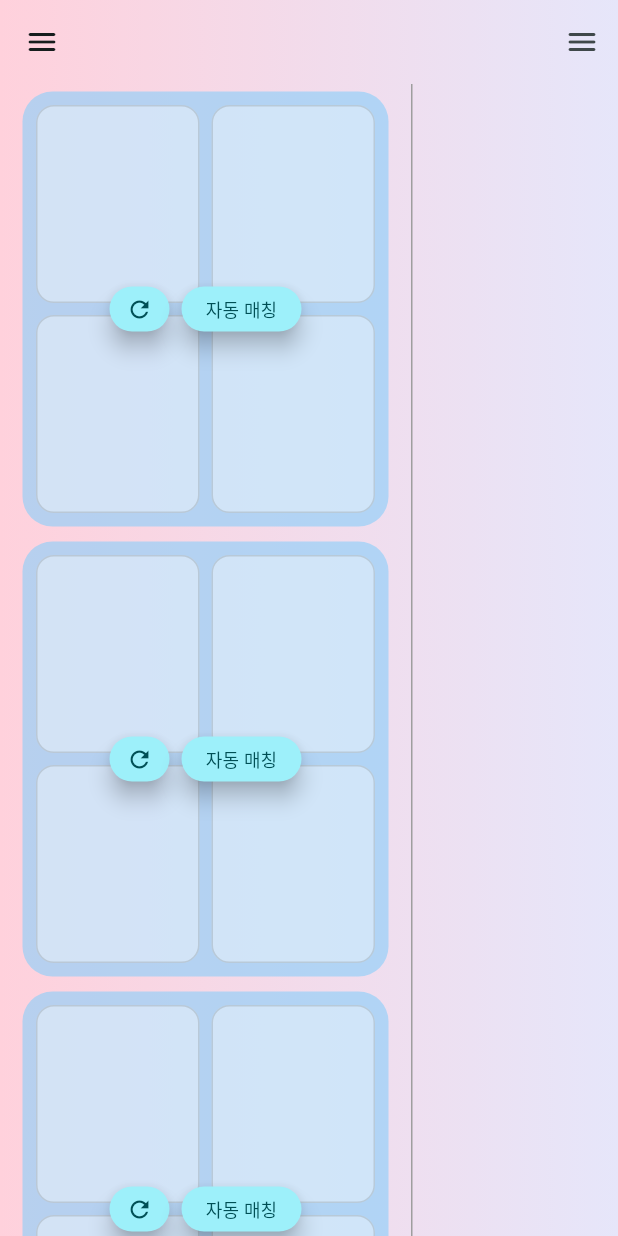
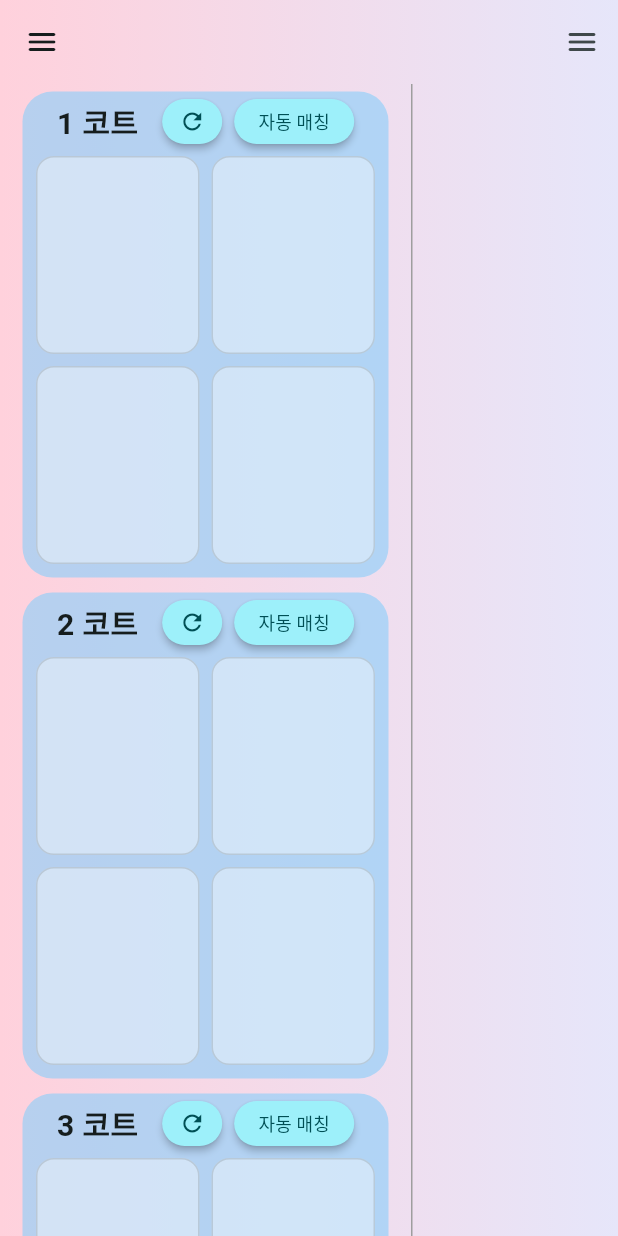
Before and after one commit to Hyun-Tak-Lee/hotswing, a Flutter app: the screen it shows after launch, on a phone screen of 412 x 824 dp. Run offline on Flutter 3.47's test engine with Material 3 defaults, Android fonts, the phone set to English and light mode, and no system bars; our stand-ins replace shared_preferences.

Commit message:
코트 UI 수정

```diff
--- a/lib/src/common/widgets/draggable/draggable_player.dart
+++ b/lib/src/common/widgets/draggable/draggable_player.dart
@@ -1,6 +1,6 @@
 import 'package:flutter/material.dart';
 import 'package:hotswing/src/providers/players_provider.dart';
-import 'package:hotswing/src/common/utils/skill_utils.dart'; // 공통 유틸리티 파일 import
+import 'package:hotswing/src/common/utils/skill_utils.dart';
 
 // 드래그되는 플레이어의 데이터와 원래 소속 섹션 정보를 전달하기 위한 클래스
 class PlayerDragData {
--- a/lib/src/common/widgets/main_content.dart
+++ b/lib/src/common/widgets/main_content.dart
@@ -128,11 +128,78 @@ class _MainContentState extends State<MainContent> {
                           color: pastelBlue,
                           borderRadius: BorderRadius.circular(20.0),
                         ),
-                        child: Stack(
-                          alignment: Alignment.center,
+                        child: Column(
                           children: [
-                            Column(
+                            Row(
+                              mainAxisAlignment: MainAxisAlignment.center,
+                              mainAxisSize: MainAxisSize.min,
                               children: [
+                                Text(
+                                  '${sectionIndex + 1} 코트',
+                                  style: TextStyle(
+                                    fontSize: widget.isMobileSize ? 20.0 : 32.0,
+                                    fontWeight: FontWeight.bold,
+                                  ),
+                                ),
+                                SizedBox(width: widget.isMobileSize ? 16.0 : 32.0),
+                                SizedBox(
+                                  width: widget.isMobileSize ? 40.0 : 50.0,
+                                  height: widget.isMobileSize ? 30.0 : 45.0,
+                                  child: FloatingActionButton(
+                                    elevation: 2.0,
+                                    onPressed: () {
+                                      playersProvider.movePlayersFromCourtToUnassigned(sectionIndex,0);
+                                      setState(() {
+                                        _courtGameStartedState[sectionIndex] = false;
+                                      });
+                                    },
+                                    heroTag: 'refresh_fab_$sectionIndex',
+                                    child: Icon(Icons.refresh, size: widget.isMobileSize ? 18.0 : 24.0),
+                                  ),
+                                ),
+                                const SizedBox(width: 8.0),
+                                if (!isGameStarted)
+                                  SizedBox(
+                                    width: widget.isMobileSize ? 80.0 : 120.0,
+                                    height: widget.isMobileSize ? 30.0 : 45.0,
+                                    child: FloatingActionButton(
+                                      elevation: 2.0,
+                                      onPressed: () {
+                                        playersProvider.assignPlayersToCourt(
+                                          sectionIndex,
+                                          skillWeight: optionsProvider.skillWeight,
+                                          genderWeight: optionsProvider.genderWeight,
+                                          waitedWeight: optionsProvider.waitedWeight,
+                                          playedWeight: optionsProvider.playedWeight,
+                                        );
+                                        setState(() {
+                                          _courtGameStartedState[sectionIndex] = true;
+                                        });
+                                      },
+                                      heroTag: 'start_fab_$sectionIndex',
+                                      child: Text('자동 매칭',style:TextStyle(fontSize:widget.isMobileSize ? 12.0 : 20.0)),
+                                    ),
+                                  )
+                                else // isGameStarted
+                                  SizedBox(
+                                    width: widget.isMobileSize ? 90.0 : 150.0,
+                                    height: widget.isMobileSize ? 30.0 : 45.0,
+                                    child: FloatingActionButton(
+                                      elevation: 2.0,
+                                      onPressed: () {
+                                        playersProvider.incrementWaitedTimeForAllUnassignedPlayers();
+                                        playersProvider.movePlayersFromCourtToUnassigned(sectionIndex);
+                                        setState(() {
+                                          _courtGameStartedState[sectionIndex] = false;
+                                        });
+                                      },
+                                      heroTag: 'stop_fab_$sectionIndex',
+                                      child: Text('경기 종료',style:TextStyle(fontSize:widget.isMobileSize ? 12.0 : 20.0)),
+                                    ),
+                                  ),
+                              ],
+                            ),
+                            const SizedBox(height: 4.0), // Added for spacing
                             Row(
                               children: [
                                 Expanded(
@@ -266,66 +333,6 @@ class _MainContentState extends State<MainContent> {
                             ),
                           ],
                         ),
-                            Row(
-                              mainAxisAlignment: MainAxisAlignment.center,
-                              mainAxisSize: MainAxisSize.min,
-                              children: [
-                                SizedBox(
-                                  width: widget.isMobileSize ? 40.0 : 50.0,
-                                  height: widget.isMobileSize ? 30.0 : 45.0,
-                                  child: FloatingActionButton(
-                                    onPressed: () {
-                                      playersProvider.movePlayersFromCourtToUnassigned(sectionIndex,0);
-                                      setState(() {
-                                        _courtGameStartedState[sectionIndex] = false;
-                                      });
-                                    },
-                                    heroTag: 'refresh_fab_$sectionIndex',
-                                    child: Icon(Icons.refresh, size: widget.isMobileSize ? 18.0 : 24.0),
-                                  ),
-                                ),
-                                const SizedBox(width: 8.0),
-                                if (!isGameStarted)
-                                  SizedBox(
-                                    width: widget.isMobileSize ? 80.0 : 120.0,
-                                    height: widget.isMobileSize ? 30.0 : 45.0,
-                                    child: FloatingActionButton(
-                                      onPressed: () {
-                                        playersProvider.assignPlayersToCourt(
-                                          sectionIndex,
-                                          skillWeight: optionsProvider.skillWeight,
-                                          genderWeight: optionsProvider.genderWeight,
-                                          waitedWeight: optionsProvider.waitedWeight,
-                                          playedWeight: optionsProvider.playedWeight,
-                                        );
-                                        setState(() {
-                                          _courtGameStartedState[sectionIndex] = true;
-                                        });
-                                      },
-                                      heroTag: 'start_fab_$sectionIndex',
-                                      child: Text('자동 매칭',style:TextStyle(fontSize:widget.isMobileSize ? 12.0 : 20.0)),
-                                    ),
-                                  )
-                                else // isGameStarted
-                                  SizedBox(
-                                    width: widget.isMobileSize ? 90.0 : 150.0,
-                                    height: widget.isMobileSize ? 30.0 : 45.0,
-                                    child: FloatingActionButton(
-                                      onPressed: () {
-                                        playersProvider.incrementWaitedTimeForAllUnassignedPlayers();
-                                        playersProvider.movePlayersFromCourtToUnassigned(sectionIndex);
-                                        setState(() {
-                                          _courtGameStartedState[sectionIndex] = false;
-                                        });
-                                      },
-                                      heroTag: 'stop_fab_$sectionIndex',
-                                      child: Text('코트 확정, 제거',style:TextStyle(fontSize:widget.isMobileSize ? 12.0 : 20.0)),
-                                    ),
-                                  ),
-                              ],
-                            ),
-                          ],
-                        ),
                       );
                     }).toList(),
                   ),
```
Lines whose indentation alone changed are shown as unchanged.
